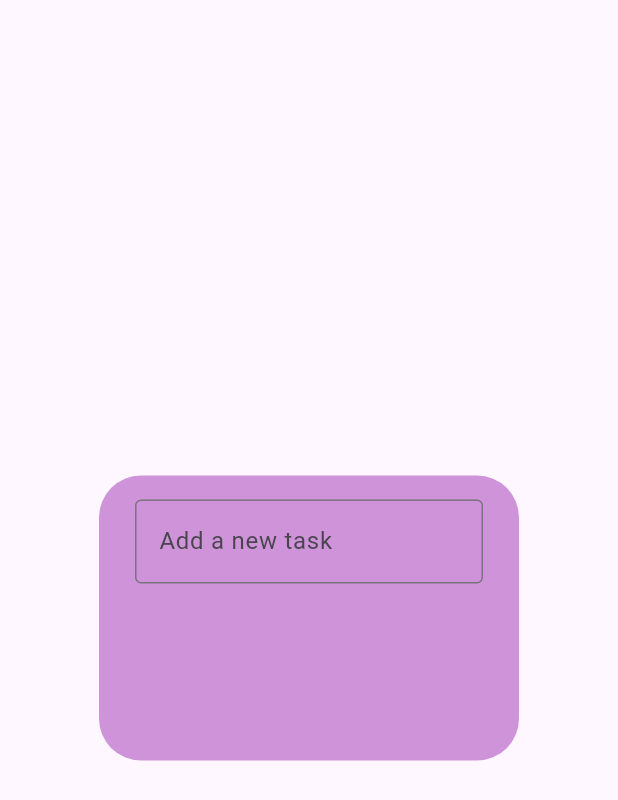
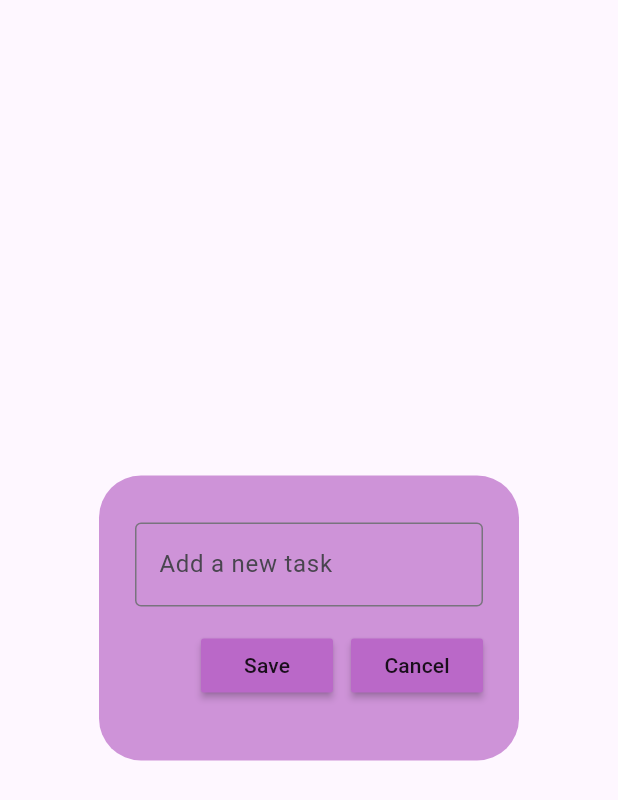
Before and after one commit to zzynnyxx/flutter-project-1, a Flutter app: the DialogBox widget shown alone on an empty page, opened directly, on a phone screen of 412 x 824 dp. Shown: the top 800 px of the screen. Run offline on Flutter 3.47's test engine with Material 3 defaults, Android fonts, the phone set to English and light mode, and no system bars.

Commit message:
working on the conroller

```diff
--- a/lib/Util/dialog_box.dart
+++ b/lib/Util/dialog_box.dart
@@ -1,7 +1,10 @@
 import 'package:flutter/material.dart';
+import 'package:flutter_1/Util/my_button.dart';
 
 class DialogBox extends StatelessWidget {
-  const DialogBox({super.key});
+  final controller;
+
+  const DialogBox({super.key,  this.controller});
 
   @override
   Widget build(BuildContext context) {
@@ -10,15 +13,29 @@
       content: Container(
         height: 150,
         child: Column(
+          mainAxisAlignment: MainAxisAlignment.spaceEvenly,
           children: [
             // Get user input
             TextField(
+              controller: controller,
               decoration: InputDecoration(
                 border: OutlineInputBorder(),
                 hintText: "Add a new task",
               ),
             ),
             // buttons => save + cancel
+            Row(
+              mainAxisAlignment: MainAxisAlignment.end,
+
+              children: [
+                //save button
+                MyButton(text: "Save", onPressed: () {}),
+
+                const SizedBox(width: 12),
+                // cancel button
+                MyButton(text: "Cancel", onPressed: () {}),
+              ],
+            ),
           ],
         ),
       ),
--- a/lib/Util/my_button.dart
+++ b/lib/Util/my_button.dart
@@ -0,0 +1,21 @@
+import 'package:flutter/material.dart';
+
+class MyButton extends StatelessWidget {
+  final String text;
+  VoidCallback onPressed;
+  MyButton({
+    super.key,
+     required this.text,
+      required this.onPressed,
+      });
+
+  @override
+  Widget build(BuildContext context) {
+    return  MaterialButton(
+
+      onPressed: onPressed,
+      child: Text(text),
+      color: Colors.purple.shade300,
+    );
+  }
+}
--- a/lib/pages/Home_page.dart
+++ b/lib/pages/Home_page.dart
@@ -3,13 +3,16 @@
 import 'package:flutter_1/Util/todo_tile.dart';
 
 class HomePage extends StatefulWidget {
-  const HomePage({super.key});
+
 
   @override
   State<HomePage> createState() => _HomePageState();
 }
 
 class _HomePageState extends State<HomePage> {
+
+    //text controller
+  final _controller = TextEditingController;
   // List of Todo Tasks
   List toDoList = [
     ["Make tutorial", false],
@@ -29,7 +32,9 @@
     showDialog(
       context: context,
       builder: (context) {
-        return DialogBox();
+        return DialogBox(
+          controller:_controller,
+        );
       },
     );
   }
```
